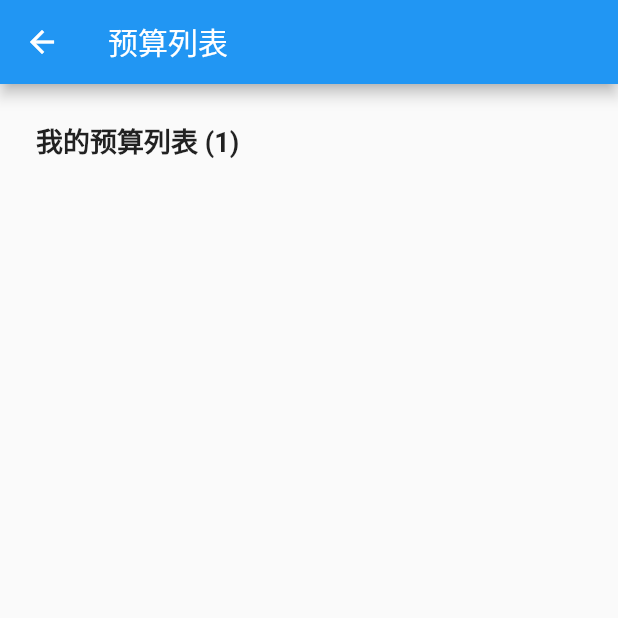
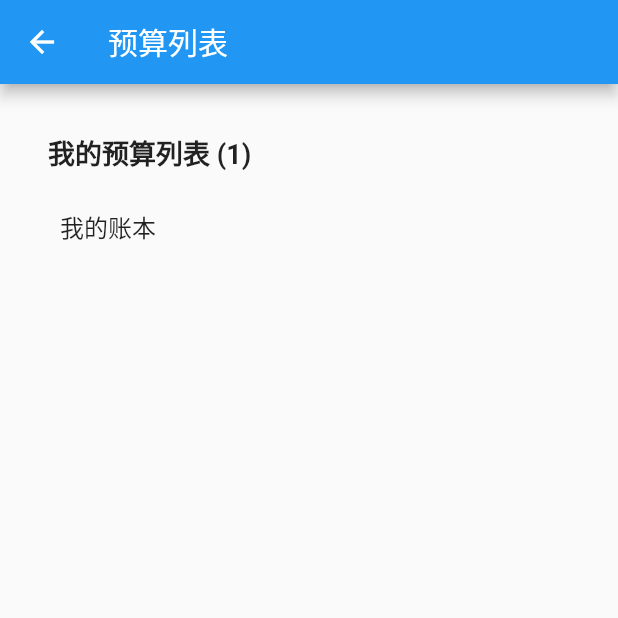
Before and after one commit to HYY-yu/Chic, a Flutter app: the screen it shows after launch, after a tap on the "assignment" icon, on a phone screen of 412 x 824 dp, the top half of it. Run offline on Flutter 3.47's test engine with Material 2 defaults, Android fonts, the phone set to English and light mode, and no system bars; our stand-ins replace sqflite, synchronized; accounts and stored records are empty.

Commit message:
update budgetlist

```diff
--- a/lib/main.dart
+++ b/lib/main.dart
@@ -6,8 +6,8 @@ import 'package:chic/widget/home.dart';
 import 'package:chic/bean/db.dart';
 
 void main() async {
-   SystemChrome.setEnabledSystemUIOverlays([SystemUiOverlay.top]);
-   SystemChrome.setSystemUIOverlayStyle(SystemUiOverlayStyle.light);
+  SystemChrome.setEnabledSystemUIOverlays([SystemUiOverlay.top]);
+  SystemChrome.setSystemUIOverlayStyle(SystemUiOverlayStyle.light);
   // InitDB
   await dbHelper.getDb();
 
--- a/lib/widget/budgetlist.dart
+++ b/lib/widget/budgetlist.dart
@@ -10,6 +10,7 @@ class BudgetList extends StatefulWidget {
 }
 
 class _BudgetListState extends State<BudgetList> {
+  List<Budget> datas;
   int _budgetCount = 0;
 
   @override
@@ -28,12 +29,22 @@ class _BudgetListState extends State<BudgetList> {
       body: new Padding(
         padding: new EdgeInsets.all(24.0),
         child: new Column(
+          crossAxisAlignment: CrossAxisAlignment.start,
           children: <Widget>[
-            Text(
-              "我的预算列表 ($_budgetCount)",
-              style: new TextStyle(
-                fontWeight: FontWeight.bold,
-                fontSize: 18.0,
+            Padding(
+              padding: new EdgeInsets.all(8.0),
+              child: Text(
+                "我的预算列表 ($_budgetCount)",
+                style: new TextStyle(
+                  fontWeight: FontWeight.bold,
+                  fontSize: 18.0,
+                ),
+              ),
+            ),
+            Expanded(
+              child: new ListView.builder(
+                itemBuilder: _itemBuilder,
+                itemCount: _budgetCount,
               ),
             ),
           ],
@@ -42,8 +53,16 @@ class _BudgetListState extends State<BudgetList> {
     );
   }
 
+  Widget _itemBuilder(BuildContext context, int index) {
+    var elem = datas[index];
+    return new ListTile(
+      title: new Text("${elem.budgetName}"),
+    );
+  }
+
   void _loadBudgetList() async {
     var budgetList = await Budget.getBudgetList();
+    datas = budgetList;
     _budgetCount = budgetList.length;
     setState(() {});
   }
--- a/lib/widget/home.dart
+++ b/lib/widget/home.dart
@@ -96,7 +96,7 @@ class _HomePageState extends State<HomePage>
   }
 
   @override
-  Widget build(BuildContext context) {
+  Widget build(BuildContext context){
     initScreen(context);
     return Stack(
       fit: StackFit.expand,
```
